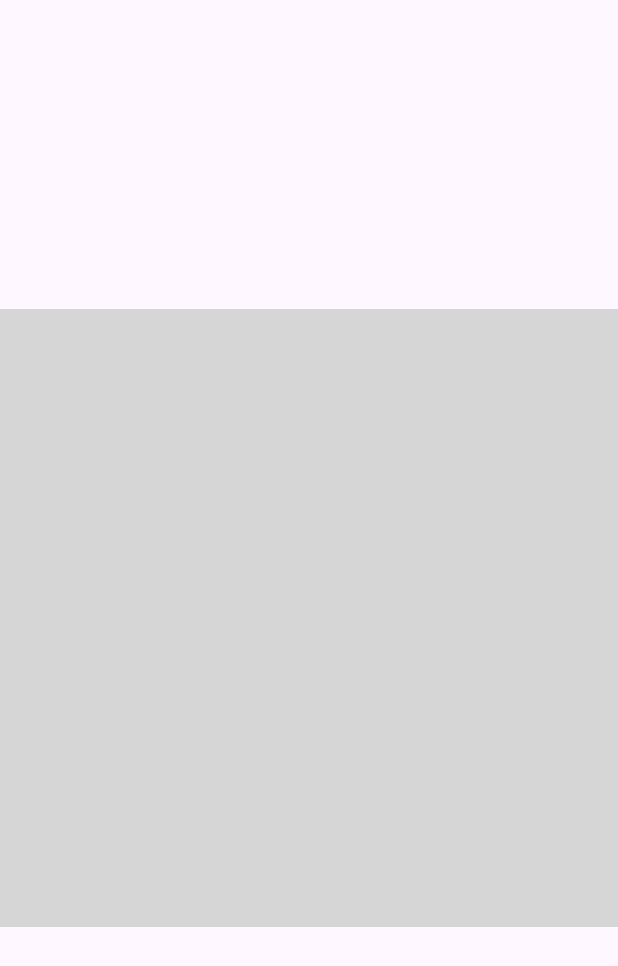
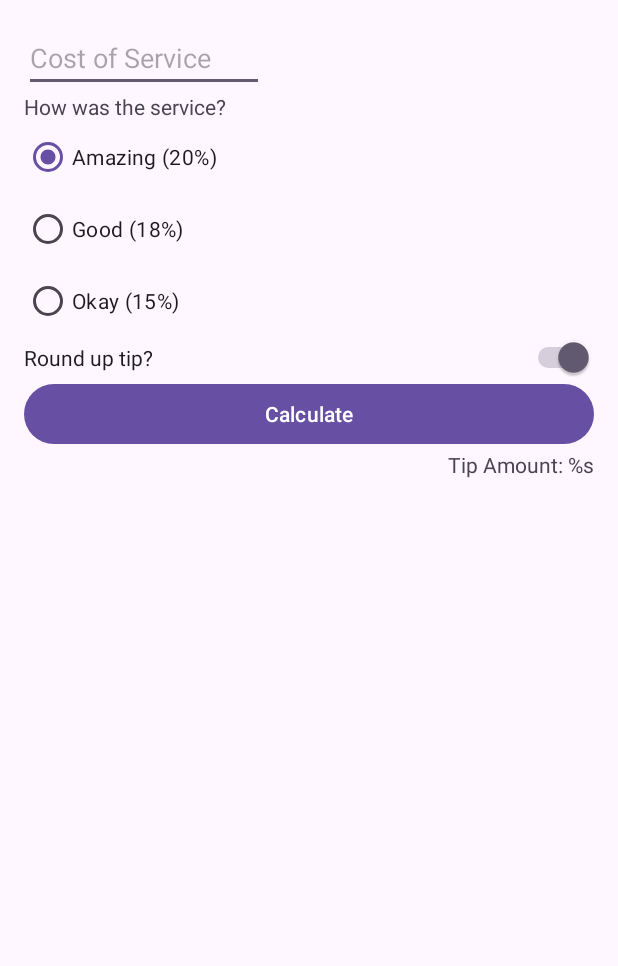
Before and after one commit to tolgaprm/AndroidDocumentsExamples, an Android app: the layout activity_main.xml on its own in the app's theme, with its tools: preview values and no code run, on a phone screen of 412 x 824 dp. Shown: the top 966 px of the screen. Run offline under Robolectric (Android 15) with nearby library versions, the phone set to English and light mode, and no system bars.

Commit message:
+create xml layouts +calculate the tip

```diff
--- a/app/src/main/res/layout/activity_main.xml
+++ b/app/src/main/res/layout/activity_main.xml
@@ -4,20 +4,78 @@
     xmlns:tools="http://schemas.android.com/tools"
     android:layout_width="match_parent"
     android:layout_height="match_parent"
+    android:padding="16dp"
     tools:context=".MainActivity">
 
-    <TextView
-        android:layout_width="wrap_content"
+    <EditText
+        android:id="@+id/cost_of_service"
+        android:layout_width="160dp"
         android:layout_height="wrap_content"
-        android:text="Hello World!"
-        app:layout_constraintBottom_toBottomOf="parent"
-        app:layout_constraintEnd_toEndOf="parent"
+        android:hint="@string/cost_of_service"
+        android:inputType="numberDecimal"
         app:layout_constraintStart_toStartOf="parent"
         app:layout_constraintTop_toTopOf="parent" />
 
-    <ImageView
-        android:layout_width="match_parent"
-        android:layout_height="match_parent"
-        android:src="@drawable/pexel_icon" />
+    <TextView
+        android:id="@+id/service_question"
+        android:layout_width="wrap_content"
+        android:layout_height="wrap_content"
+        android:text="@string/how_was_the_service"
+        app:layout_constraintStart_toStartOf="parent"
+        app:layout_constraintTop_toBottomOf="@id/cost_of_service" />
 
+    <RadioGroup
+        android:id="@+id/tip_options"
+        android:layout_width="wrap_content"
+        android:layout_height="wrap_content"
+        android:checkedButton="@id/option_twenty_percent"
+        android:orientation="vertical"
+        app:layout_constraintStart_toStartOf="parent"
+        app:layout_constraintTop_toBottomOf="@id/service_question">
+
+        <RadioButton
+            android:id="@+id/option_twenty_percent"
+            android:layout_width="wrap_content"
+            android:layout_height="wrap_content"
+            android:text="@string/amazing_service" />
+
+        <RadioButton
+            android:id="@+id/option_eighteen_percent"
+            android:layout_width="wrap_content"
+            android:layout_height="wrap_content"
+            android:text="@string/good_service" />
+
+        <RadioButton
+            android:id="@+id/option_fifteen_percent"
+            android:layout_width="wrap_content"
+            android:layout_height="wrap_content"
+            android:text="@string/ok_service" />
+    </RadioGroup>
+
+    <Switch
+        android:id="@+id/round_up_switch"
+        android:layout_width="0dp"
+        android:layout_height="wrap_content"
+        android:checked="true"
+        android:text="@string/round_up_tip"
+        app:layout_constraintEnd_toEndOf="parent"
+        app:layout_constraintStart_toStartOf="@id/tip_options"
+        app:layout_constraintTop_toBottomOf="@id/tip_options" />
+
+    <Button
+        android:id="@+id/calculate_button"
+        android:layout_width="0dp"
+        android:layout_height="wrap_content"
+        android:text="@string/calculate"
+        app:layout_constraintEnd_toEndOf="parent"
+        app:layout_constraintStart_toStartOf="parent"
+        app:layout_constraintTop_toBottomOf="@id/round_up_switch" />
+
+    <TextView
+        android:id="@+id/tip_result"
+        android:layout_width="wrap_content"
+        android:layout_height="wrap_content"
+        android:text="@string/tip_amount"
+        app:layout_constraintEnd_toEndOf="parent"
+        app:layout_constraintTop_toBottomOf="@id/calculate_button" />
 </androidx.constraintlayout.widget.ConstraintLayout>
--- a/app/src/main/res/values/strings.xml
+++ b/app/src/main/res/values/strings.xml
@@ -2,4 +2,13 @@
     <string name="app_name">InvioDocuments</string>
     <string name="dark_theme">Dark Theme</string>
     <string name="light_theme">Light Theme</string>
+
+    <string name="cost_of_service">Cost of Service</string>
+    <string name="how_was_the_service">How was the service?</string>
+    <string name="amazing_service">Amazing (20%)</string>
+    <string name="good_service">Good (18%)</string>
+    <string name="ok_service">Okay (15%)</string>
+    <string name="round_up_tip">Round up tip?</string>
+    <string name="calculate">Calculate</string>
+    <string name="tip_amount">Tip Amount: %s</string>
 </resources>
```
Also changed, not shown: app/src/main/java/com/prmto/inviodocuments/MainActivity.kt (+19 -23 lines).
